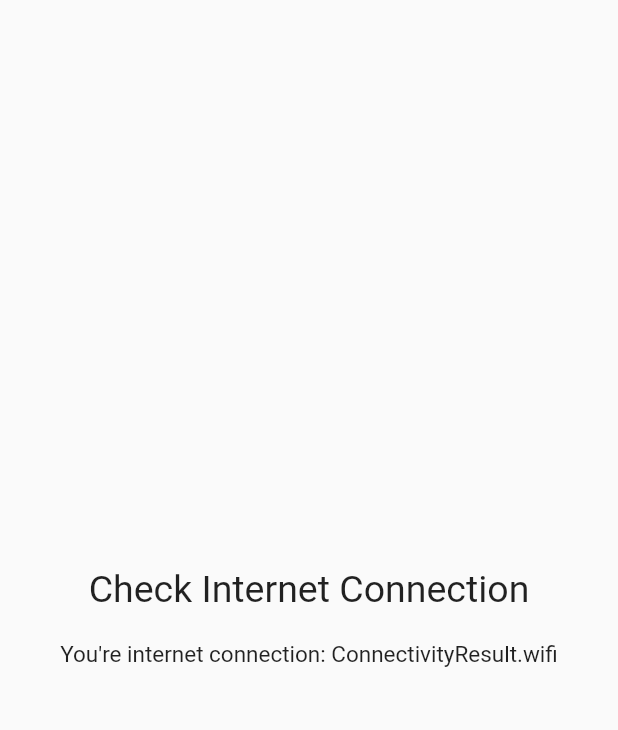
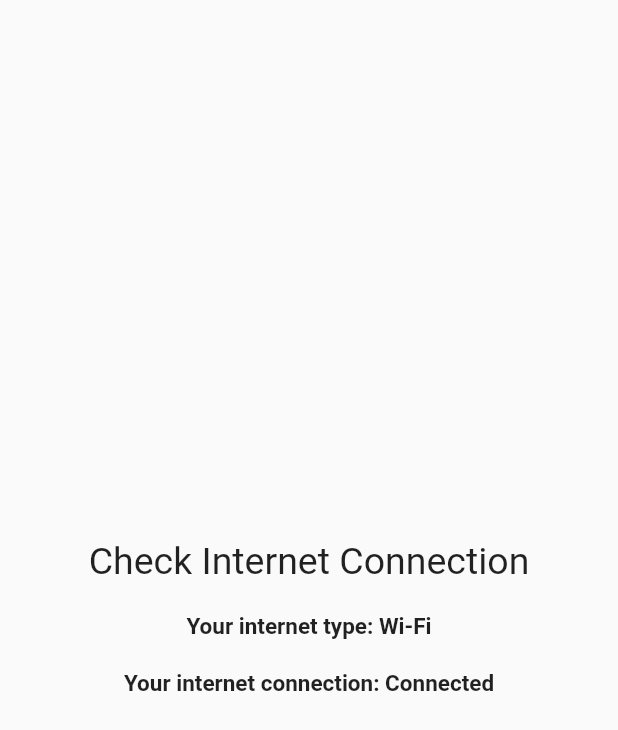
Before and after one commit to prossion/Flutter-Connection-Check-App, a Flutter app: the screen it shows after launch, on a phone screen of 412 x 824 dp. Shown: the top 730 px of the screen. Run offline on Flutter 3.47's test engine with Material 2 defaults, Android fonts, the phone set to English and light mode, and no system bars; our stand-ins replace connectivity_plus, data_connection_checker, flutter_local_notifications.

```diff
--- /dev/null
+++ b/lib/home_page.dart
@@ -0,0 +1,146 @@
+import 'dart:async';
+
+import 'package:connectivity_plus/connectivity_plus.dart';
+import 'package:data_connection_checker/data_connection_checker.dart';
+import 'package:flutter/material.dart';
+import 'package:flutter/services.dart';
+import 'package:flutter_reminder_app/local_notification_service.dart';
+
+class MyHomePage extends StatefulWidget {
+  const MyHomePage({super.key});
+
+  @override
+  State<MyHomePage> createState() => _MyHomePageState();
+}
+
+class _MyHomePageState extends State<MyHomePage> {
+  ConnectivityResult _connectionStatus = ConnectivityResult.none;
+  DataConnectionStatus _addressCheckResult = DataConnectionStatus.disconnected;
+  final Connectivity _connectivity = Connectivity();
+  final DataConnectionChecker _checker = DataConnectionChecker();
+  late StreamSubscription<DataConnectionStatus> _adressSubscription;
+  late StreamSubscription<ConnectivityResult> _connectivitySubscription;
+
+  get developer => null;
+
+  @override
+  void initState() {
+    super.initState();
+    initConnectivity();
+
+    _connectivitySubscription =
+        _connectivity.onConnectivityChanged.listen(_updateConnectionStatus);
+    _adressSubscription =
+        _checker.onStatusChange.listen(_updateDataConnectionStatus);
+  }
+
+  Future<void> initConnectivity() async {
+    late ConnectivityResult result;
+    try {
+      result = await _connectivity.checkConnectivity();
+    } on PlatformException catch (e) {
+      developer.log('Couldn\'t check connectivity status', error: e);
+      return;
+    }
+
+    if (!mounted) {
+      return Future.value(null);
+    }
+
+    return _updateConnectionStatus(result);
+  }
+
+  void statusCheck() {
+    if (_addressCheckResult == DataConnectionStatus.connected) {
+      if (_connectionStatus == ConnectivityResult.mobile) {
+        LocalNoticeService().addNotification(
+            'Your connection status', 'Your internet connection: Mobile',
+            channel: 'mobile-connection');
+      } else if (_connectionStatus == ConnectivityResult.wifi) {
+        LocalNoticeService().addNotification(
+            'Your connection status', 'Your internet connection: Wi-Fi',
+            channel: 'wifi-connection');
+      }
+    } else {
+      LocalNoticeService().addNotification(
+          'Your connection status', 'Your internet connection: Disconnect',
+          channel: 'mobile-connection');
+    }
+  }
+
+  Future<void> _updateDataConnectionStatus(DataConnectionStatus status) async {
+    setState(() {
+      _addressCheckResult = status;
+      statusCheck();
+    });
+  }
+
+  Future<void> _updateConnectionStatus(ConnectivityResult result) async {
+    setState(() {
+      _connectionStatus = result;
+      statusCheck();
+    });
+  }
+
+  @override
+  void dispose() {
+    _connectivitySubscription.cancel();
+    _adressSubscription.cancel();
+    super.dispose();
+  }
+
+  @override
+  Widget build(BuildContext context) {
+    String connectionType;
+    String connectionStatus;
+    switch (_connectionStatus) {
+      case ConnectivityResult.mobile:
+        connectionType = 'Mobile';
+        break;
+      case ConnectivityResult.wifi:
+        connectionType = 'Wi-Fi';
+        break;
+      case ConnectivityResult.none:
+        connectionType = 'None';
+        break;
+      default:
+        connectionType = 'Undefined';
+        break;
+    }
+
+    switch (_addressCheckResult) {
+      case DataConnectionStatus.connected:
+        connectionStatus = 'Connected';
+        break;
+      case DataConnectionStatus.disconnected:
+        connectionStatus = 'Disconnected';
+        break;
+      default:
+        connectionStatus = 'Undefined';
+        break;
+    }
+
+    return Scaffold(
+      body: Center(
+        child: Column(
+          crossAxisAlignment: CrossAxisAlignment.center,
+          mainAxisAlignment: MainAxisAlignment.center,
+          children: [
+            const Text('Check Internet Connection',
+                style: TextStyle(fontSize: 25)),
+            const SizedBox(height: 20),
+            Text(
+              'Your internet type: $connectionType',
+              style: const TextStyle(fontSize: 15, fontWeight: FontWeight.bold),
+            ),
+            const SizedBox(height: 20),
+            Text(
+              'Your internet connection: $connectionStatus',
+              style: const TextStyle(fontSize: 15, fontWeight: FontWeight.bold),
+            ),
+          ],
+        ),
+      ),
+    );
+  }
+}
--- a/lib/main.dart
+++ b/lib/main.dart
@@ -1,12 +1,14 @@
 import 'dart:async';
+import 'dart:developer';
 
-import 'package:connectivity_plus/connectivity_plus.dart';
 import 'package:flutter/material.dart';
-import 'package:flutter/services.dart';
-import 'package:flutter_reminder_app/local_notification_service.dart';
+import 'package:flutter_reminder_app/home_page.dart';
 
 void main() {
-  runApp(const MyApp());
+  runZonedGuarded(
+    () => runApp(const MyApp()),
+    (error, stackTrace) => log(error.toString(), stackTrace: stackTrace),
+  );
 }
 
 class MyApp extends StatelessWidget {
@@ -15,6 +17,7 @@ class MyApp extends StatelessWidget {
   @override
   Widget build(BuildContext context) {
     return MaterialApp(
+      debugShowCheckedModeBanner: false,
       title: 'Flutter Demo',
       theme: ThemeData(
         primarySwatch: Colors.blue,
@@ -23,93 +26,3 @@ class MyApp extends StatelessWidget {
     );
   }
 }
-
-class MyHomePage extends StatefulWidget {
-  const MyHomePage({super.key});
-
-  @override
-  State<MyHomePage> createState() => _MyHomePageState();
-}
-
-class _MyHomePageState extends State<MyHomePage> {
-  ConnectivityResult _connectionStatus = ConnectivityResult.none;
-  final Connectivity _connectivity = Connectivity();
-  late StreamSubscription<ConnectivityResult> _connectivitySubscription;
-
-  get developer => null;
-
-  @override
-  void initState() {
-    super.initState();
-    initConnectivity();
-
-    _connectivitySubscription =
-        _connectivity.onConnectivityChanged.listen(_updateConnectionStatus);
-  }
-
-  Future<void> initConnectivity() async {
-    late ConnectivityResult result;
-    try {
-      result = await _connectivity.checkConnectivity();
-    } on PlatformException catch (e) {
-      developer.log('Couldn\'t check connectivity status', error: e);
-      return;
-    }
-
-    if (!mounted) {
-      return Future.value(null);
-    }
-
-    return _updateConnectionStatus(result);
-  }
-
-  void statusCheck() {
-    if (_connectionStatus == ConnectivityResult.mobile) {
-      LocalNoticeService().addNotification(
-          'You\'re connection status', 'You\'re internet connection: Mobile',
-          channel: 'mobile-connection');
-    } else if (_connectionStatus == ConnectivityResult.wifi) {
-      LocalNoticeService().addNotification(
-          'You\'re connection status', 'You\'re internet connection: Wi-Fi',
-          channel: 'wifi-connection');
-    } else {
-      LocalNoticeService().addNotification(
-          'You\'re connection status', 'You\'re internet connection: None',
-          channel: 'none-connection');
-    }
-  }
-
-  Future<void> _updateConnectionStatus(ConnectivityResult result) async {
-    setState(() {
-      _connectionStatus = result;
-      statusCheck();
-    });
-  }
-
-  @override
-  void dispose() {
-    _connectivitySubscription.cancel();
-    super.dispose();
-  }
-
-  @override
-  Widget build(BuildContext context) {
-    return Scaffold(
-      body: Center(
-        child: Column(
-          crossAxisAlignment: CrossAxisAlignment.center,
-          mainAxisAlignment: MainAxisAlignment.center,
-          children: [
-            const Text('Check Internet Connection',
-                style: TextStyle(fontSize: 25)),
-            const SizedBox(height: 20),
-            Text(
-              'You\'re internet connection: ${_connectionStatus.toString()}',
-              style: const TextStyle(fontSize: 15),
-            )
-          ],
-        ),
-      ),
-    );
-  }
-}
--- a/pubspec.yaml
+++ b/pubspec.yaml
@@ -38,6 +38,7 @@ dependencies:
   cupertino_icons: ^1.0.2
   flutter_local_notifications: ^12.0.4
   connectivity_plus: ^3.0.2
+  data_connection_checker: ^0.3.4
 
 dev_dependencies:
   flutter_test:
```
Also changed, not shown: lib/local_notification_service.dart (+3 -20 lines), pubspec.lock, 1 other file.
